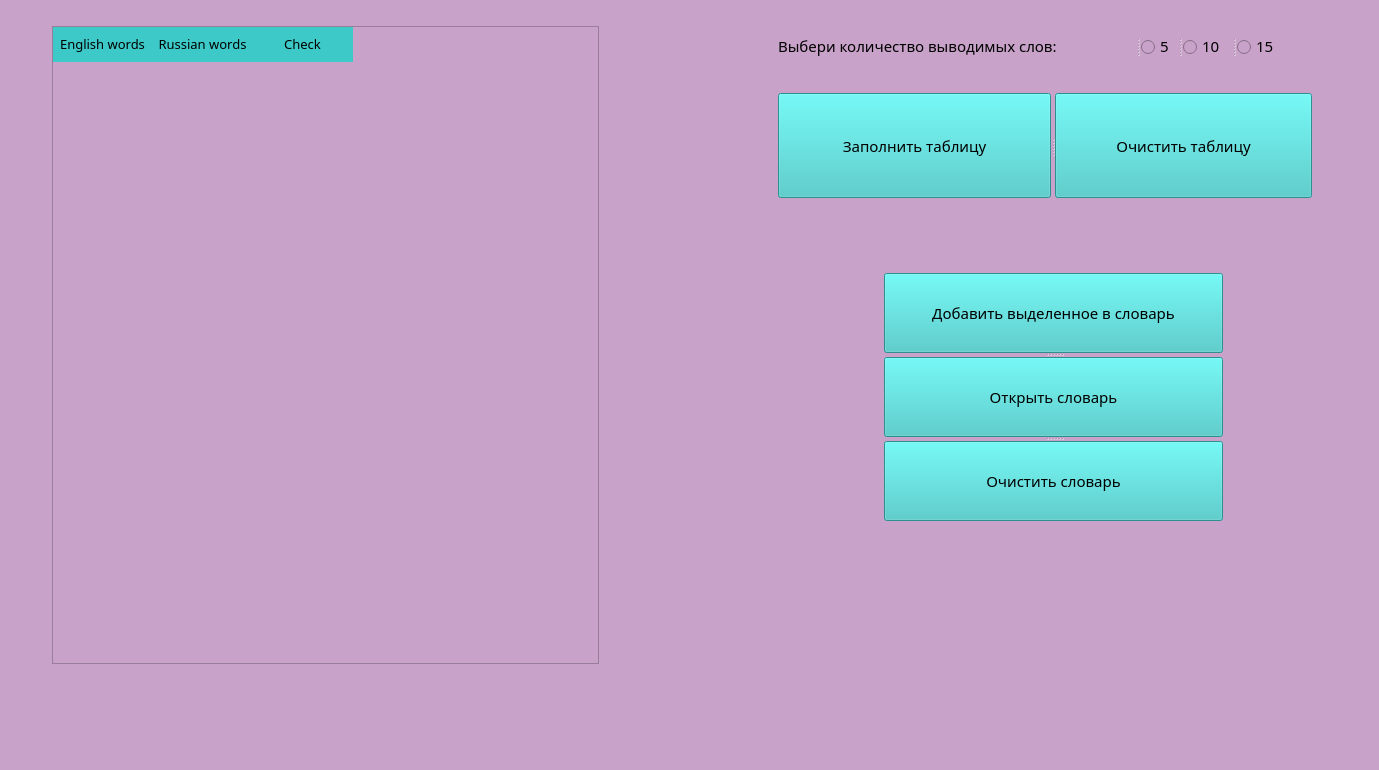
This is untitled.ui in L8teD/PyQt5_project as Qt 5 draws it before an edit. The edited form follows.
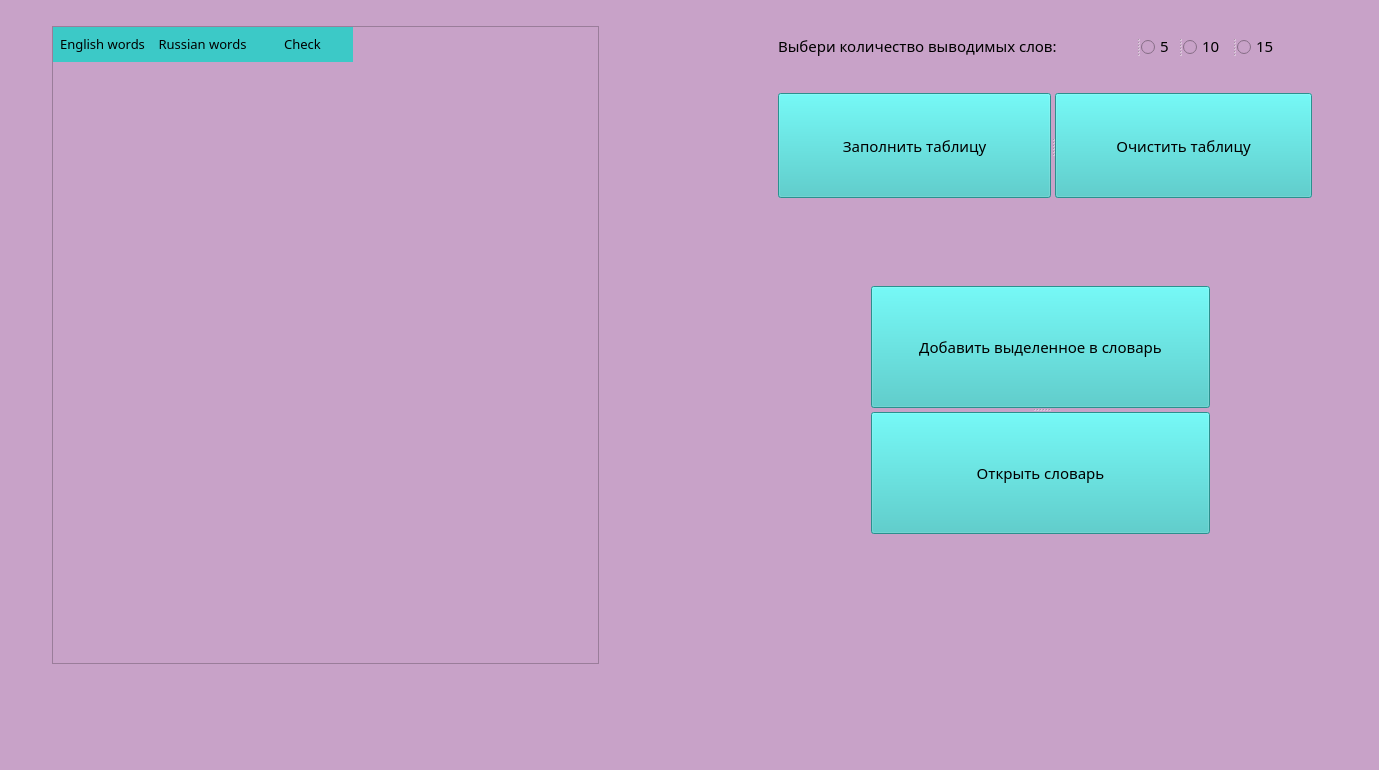
This is the edited form.

```diff
--- a/untitled.ui
+++ b/untitled.ui
@@ -93,8 +93,8 @@
    <widget class="QSplitter" name="splitter">
     <property name="geometry">
      <rect>
-      <x>884</x>
-      <y>273</y>
+      <x>871</x>
+      <y>286</y>
       <width>339</width>
       <height>248</height>
      </rect>
@@ -124,17 +124,6 @@
       <bool>false</bool>
      </property>
     </widget>
-    <widget class="QPushButton" name="pushButton_5">
-     <property name="cursor">
-      <cursorShape>PointingHandCursor</cursorShape>
-     </property>
-     <property name="text">
-      <string>Очистить словарь</string>
-     </property>
-     <property name="flat">
-      <bool>false</bool>
-     </property>
-    </widget>
    </widget>
    <widget class="QSplitter" name="splitter_2">
     <property name="geometry">
```
